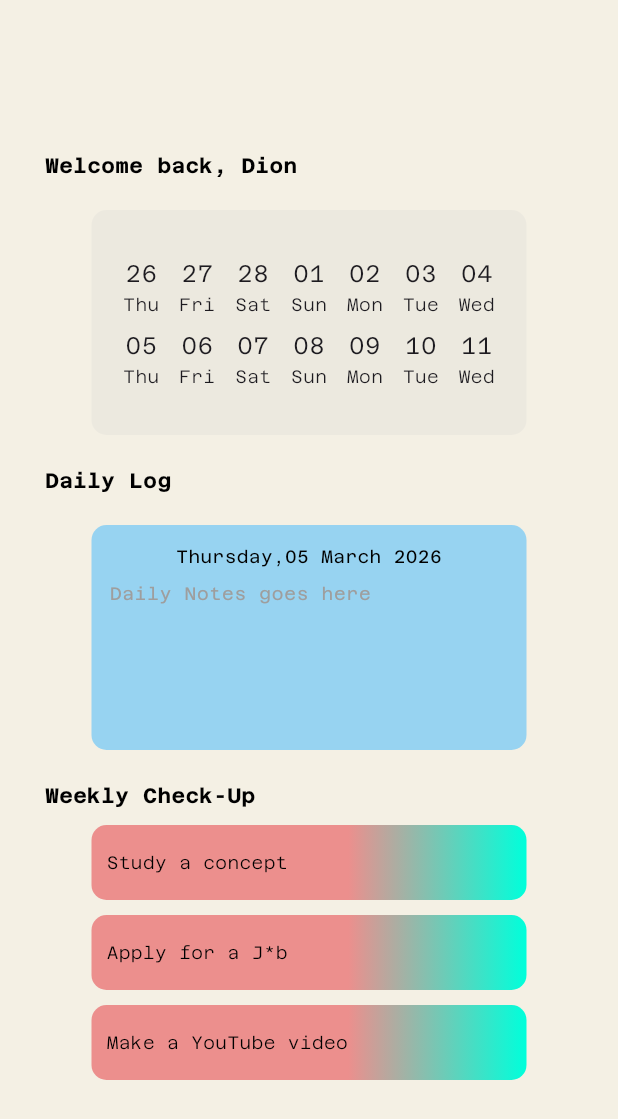
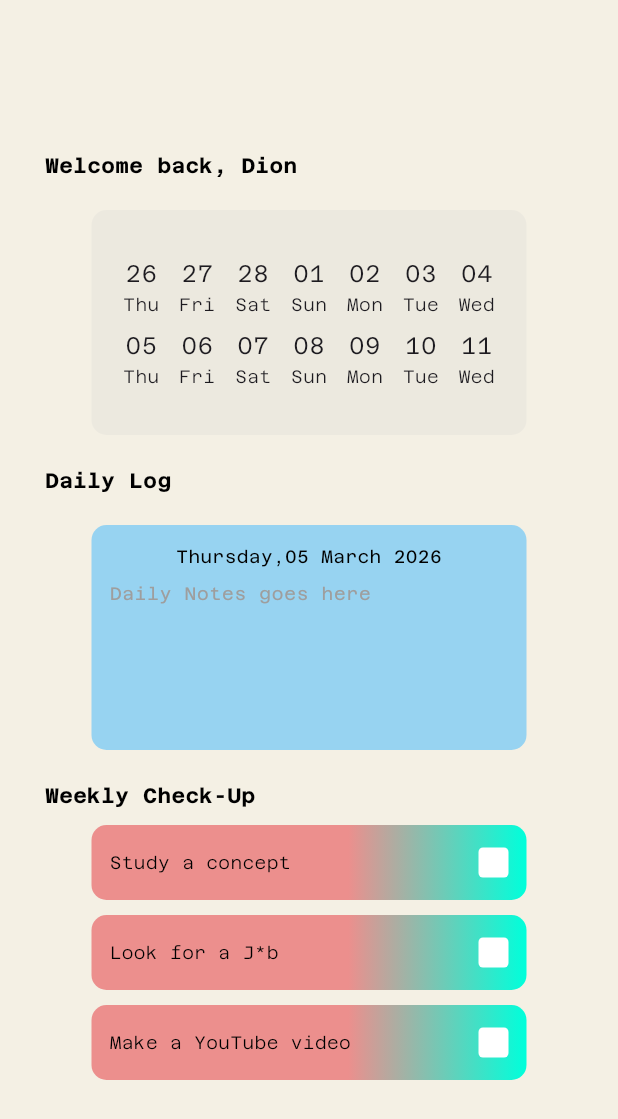
Before and after one commit to SebastianDion/UnemploymentJournal, a Flutter app: the screen it shows after launch, on a phone screen of 412 x 824 dp. Shown: the top 1119 px of the screen. Run offline on Flutter 3.47's test engine with Material 3 defaults, Android fonts, the phone set to English and light mode, and no system bars; our stand-ins replace shared_preferences; statements that could not run were skipped.

Commit message:
add checklist :0

```diff
--- a/analysis_options.yaml
+++ b/analysis_options.yaml
@@ -1,4 +1,5 @@
 analyzer:
   errors:
+    file_names: ignore
     prefer_interpolation_to_compose_strings: ignore
 include: package:flutter_lints/flutter.yaml
--- a/lib/homescreen.dart
+++ b/lib/homescreen.dart
@@ -2,6 +2,8 @@ import 'package:flutter/material.dart';
 import 'package:intl/intl.dart';
 import 'package:unemployementjournal/app_colors.dart';
 import 'package:unemployementjournal/dailynotes.dart';
+import 'package:shared_preferences/shared_preferences.dart';
+import 'package:unemployementjournal/widgets/buildweeklyitem.dart';
 
 class Homescreen extends StatefulWidget {
   const Homescreen({super.key});
@@ -31,17 +33,108 @@ Widget buildDateCell(DateTime date) {
     children: [
       Text(
         dayNumber,
-        style: const TextStyle(fontSize: 16, fontWeight: FontWeight.w100, fontFamily: 'AzeretMono'),
+        style: const TextStyle(
+          fontSize: 16,
+          fontWeight: FontWeight.w100,
+          fontFamily: 'AzeretMono',
+        ),
       ),
       Text(
         dayName,
-        style: const TextStyle(fontSize: 12,fontWeight: FontWeight.w100, fontFamily: 'AzeretMono'),
+        style: const TextStyle(
+          fontSize: 12,
+          fontWeight: FontWeight.w100,
+          fontFamily: 'AzeretMono',
+        ),
       ),
     ],
   );
 }
 
 class _HomescreenState extends State<Homescreen> {
+  bool studyDone = false;
+  bool lookForJobDone = false;
+  bool makeVideoDone = false;
+
+  Future<void> saveStudyStatus(bool value) async {
+    final prefs = await SharedPreferences.getInstance();
+    await prefs.setBool('studyDone', value);
+  }
+
+  Future<void> saveLookForJobStatus(bool value) async {
+    final prefs = await SharedPreferences.getInstance();
+    await prefs.setBool('lookForJobDone', value);
+  }
+
+  Future<void> saveMakeVideoStatus(bool value) async {
+    final prefs = await SharedPreferences.getInstance();
+    await prefs.setBool('makeVideoDone', value);
+  }
+
+  Future<void> loadStudyStatus() async {
+    final prefs = await SharedPreferences.getInstance();
+    setState(() {
+      studyDone = prefs.getBool('studyDone') ?? false;
+    });
+  }
+
+  Future<void> loadLookForJobStatus() async {
+    final prefs = await SharedPreferences.getInstance();
+    setState(() {
+      lookForJobDone = prefs.getBool('lookForJobDone') ?? false;
+    });
+  }
+
+  Future<void> loadMakeVideoStatus() async {
+    final prefs = await SharedPreferences.getInstance();
+    setState(() {
+      makeVideoDone = prefs.getBool('makeVideoDone') ?? false;
+    });
+  }
+
+  int weekNumber(DateTime date) {
+  return int.parse(DateFormat("w").format(date));
+  }
+
+
+  Future<void> checkWeeklyReset() async {
+  final prefs = await SharedPreferences.getInstance();
+
+  int currentWeek = weekNumber(DateTime.now());
+  int year = DateTime.now().year;
+  int? savedWeek = prefs.getInt('savedWeek');
+
+  int currentYear = DateTime.now().year;
+  int? savedYear = prefs.getInt('savedYear');
+
+if (savedWeek != currentWeek || savedYear != currentYear) {
+    await prefs.setBool('studyDone', false);
+    await prefs.setBool('lookForJobDone', false);
+    await prefs.setBool('makeVideoDone', false);
+    await prefs.setInt('savedWeek', currentWeek);
+    await prefs.setInt('savedYear', year);
+
+    setState(() {
+      studyDone = false;
+      lookForJobDone = false;
+      makeVideoDone = false;
+    });
+  }
+}
+
+  @override
+  void initState() {
+    super.initState();
+    initData();
+  }
+
+  Future<void> initData() async {
+    await checkWeeklyReset();
+    await loadStudyStatus();
+    await loadLookForJobStatus();
+    await loadMakeVideoStatus();
+  }
+
   @override
   Widget build(BuildContext context) {
     return Scaffold(
@@ -143,7 +236,12 @@ class _HomescreenState extends State<Homescreen> {
                   children: [
                     Text(
                       DateFormat('EEEE,dd MMMM yyyy').format(DateTime.now()),
-                    style: TextStyle(color: Colors.black, fontSize: 12, fontFamily: 'AzeretMono', fontWeight: FontWeight.w400),
+                      style: TextStyle(
+                        color: Colors.black,
+                        fontSize: 12,
+                        fontFamily: 'AzeretMono',
+                        fontWeight: FontWeight.w400,
+                      ),
                     ),
                     Expanded(
                       child: const TextField(
@@ -183,103 +281,31 @@ class _HomescreenState extends State<Homescreen> {
               ),
             ),
 
-            Center(
-              child: Container(
-                height: 50.0,
-                width: 290.0,
-                margin: const EdgeInsets.only(top: 10.0),
-                decoration: BoxDecoration(
-                  borderRadius: BorderRadius.circular(10.0),
-                  gradient: const LinearGradient(
-                    begin: Alignment.centerLeft,
-                    end: Alignment.centerRight,
-                                  colors: [
-                      AppColors.calendarGradientStart, // merah
-                      AppColors.calendarGradientEnd, // mint
-                    ],
-                    stops: [0.59, 1.0], // 80% - 20%
-                  ),
-                ),
-                alignment: Alignment.centerLeft,
-                child: Padding(
-                  padding: const EdgeInsets.all(10.0),
-                  child: Text(
-                    "Study a concept",
-                    style: TextStyle(
-                      color: Colors.black,
-                      fontSize: 12,
-                      fontFamily: 'AzeretMono',
-                      fontWeight: FontWeight.w100,
-                    ),
-                  ),
-                ),
-              ),
+            buildweeklyitem(title: "Study a concept", isDone: studyDone,
+             onTap: () {
+              setState(() {
+                studyDone = !studyDone;
+              });
+              saveStudyStatus(studyDone);
+             }
             ),
 
-            Center(
-              child: Container(
-                height: 50.0,
-                width: 290.0,
-                margin: const EdgeInsets.only(top: 10.0),
-                decoration: BoxDecoration(
-                  borderRadius: BorderRadius.circular(10.0),
-                  gradient: const LinearGradient(
-                    begin: Alignment.centerLeft,
-                    end: Alignment.centerRight,
-                                  colors: [
-                      AppColors.calendarGradientStart, // merah
-                      AppColors.calendarGradientEnd, // mint
-                    ],
-                    stops: [0.59, 1.0], // 80% - 20%
-                  ),
-                ),
-                alignment: Alignment.centerLeft,
-                child: Padding(
-                  padding: const EdgeInsets.all(10.0),
-                  child: Text(
-                    "Apply for a J*b",
-                    style: TextStyle(
-                      color: Colors.black,
-                      fontSize: 12,
-                      fontFamily: 'AzeretMono',
-                      fontWeight: FontWeight.w100,
-                    ),
-                  ),
-                ),
-              ),
+            buildweeklyitem(title: "Look for a J*b", isDone: lookForJobDone,
+             onTap: () {
+              setState(() {
+                lookForJobDone = !lookForJobDone;
+              });
+              saveLookForJobStatus(lookForJobDone);
+             }
             ),
 
-            Center(
-              child: Container(
-                height: 50.0,
-                width: 290.0,
-                margin: const EdgeInsets.only(top: 10.0),
-                decoration: BoxDecoration(
-                  borderRadius: BorderRadius.circular(10.0),
-                  gradient: const LinearGradient(
-                    begin: Alignment.centerLeft,
-                    end: Alignment.centerRight,
-                                  colors: [
-                      AppColors.calendarGradientStart, // merah
-                      AppColors.calendarGradientEnd, // mint
-                    ],
-                    stops: [0.59, 1.0], // 80% - 20%
-                  ),
-                ),
-                alignment: Alignment.centerLeft,
-                child: Padding(
-                  padding: const EdgeInsets.all(10.0),
-                  child: Text(
-                    "Make a YouTube video",
-                    style: TextStyle(
-                      color: Colors.black,
-                      fontSize: 12,
-                      fontFamily: 'AzeretMono',
-                      fontWeight: FontWeight.w100,
-                    ),
-                  ),
-                ),
-              ),
+            buildweeklyitem(title: "Make a YouTube video", isDone: makeVideoDone,
+             onTap: () {
+              setState(() {
+                makeVideoDone = !makeVideoDone;
+              });
+              saveMakeVideoStatus(makeVideoDone);
+             }
             ),
           ],
         ),
--- /dev/null
+++ b/lib/widgets/buildweeklyitem.dart
@@ -0,0 +1,70 @@
+import 'package:flutter/material.dart';
+import 'package:unemployementjournal/app_colors.dart';
+
+Widget buildweeklyitem({
+  required String title,
+  required bool isDone,
+  required VoidCallback onTap,
+}){
+  return Center(
+    child: GestureDetector(
+      onTap: onTap,
+      child: Container(
+        height: 50.0,
+        width: 290.0,
+        margin: const EdgeInsets.only(top: 10.0),
+        decoration: BoxDecoration(
+          borderRadius: BorderRadius.circular(10.0),
+          gradient: const LinearGradient(
+            begin: Alignment.centerLeft,
+            end: Alignment.centerRight,
+            colors: [
+              AppColors.calendarGradientStart,
+              AppColors.calendarGradientEnd,
+            ],
+            stops: [0.59, 1.0],
+          ),
+        ),
+        child: Padding(padding: const EdgeInsets.symmetric(horizontal: 12.0),
+          child: Row(
+            mainAxisAlignment: MainAxisAlignment.spaceBetween,
+            children: [
+              Text(
+                title,
+                style: TextStyle(
+                  color: Colors.black,
+                  fontSize: 12,
+                  fontFamily: 'AzeretMono',
+                  fontWeight: FontWeight.w200,
+                  decoration:
+                      isDone ? TextDecoration.lineThrough : TextDecoration.none,
+                ),
+              ),
+
+          isDone ?
+          Container(
+                decoration: BoxDecoration(
+                  color: Colors.white,
+                  borderRadius: BorderRadius.circular(3.0),
+                ),
+                child:
+                 const Icon(
+                  Icons.check,
+                  color: Colors.green,
+                  size: 20,
+                ),
+              )
+              : Container(
+                  width: 20,
+                  height: 20,
+                decoration: BoxDecoration(
+                  color: Colors.white,
+                  borderRadius: BorderRadius.circular(3.0),
+                ),),
+            ],)
+        ),
+      )
+    ),
+  );
+
+}
--- a/pubspec.yaml
+++ b/pubspec.yaml
@@ -10,6 +10,7 @@ dependencies:
   flutter:
     sdk: flutter
   intl: ^0.20.2
+  shared_preferences: ^2.5.4
 
 dev_dependencies:
   flutter_test:
```
Also changed, not shown: pubspec.lock, 7 other files. Lines whose indentation alone changed are shown as unchanged.
